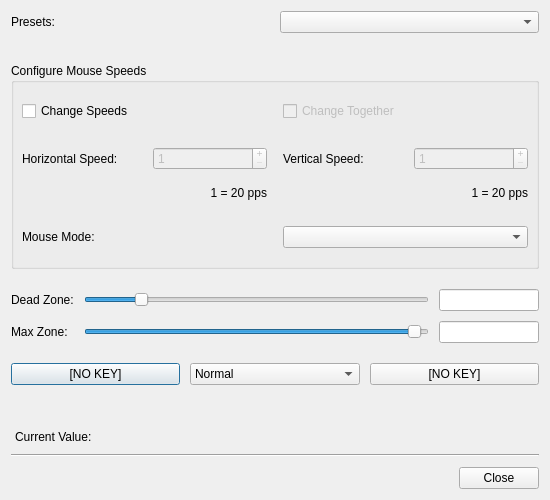
The window that src/axiseditdialog.ui (AntiMicroX/antimicrox) describes before a commit, drawn with Qt 5.
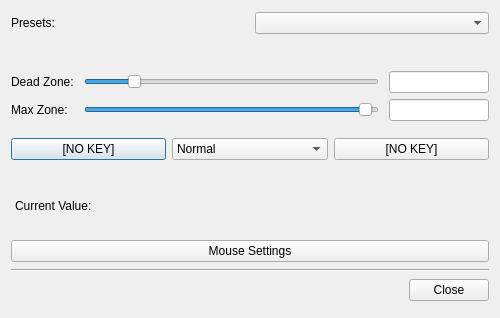
The same window after the commit. Icons and pictures are not drawn. Custom widgets are drawn as their Qt base class.

Commit message: Moved axis mouse settings to new dialog.

Patch:
```diff
--- a/src/axiseditdialog.ui
+++ b/src/axiseditdialog.ui
@@ -6,8 +6,8 @@
    <rect>
     <x>0</x>
     <y>0</y>
-    <width>550</width>
-    <height>500</height>
+    <width>500</width>
+    <height>318</height>
    </rect>
   </property>
   <property name="sizePolicy">
@@ -18,8 +18,8 @@
   </property>
   <property name="minimumSize">
    <size>
-    <width>550</width>
-    <height>500</height>
+    <width>0</width>
+    <height>0</height>
    </size>
   </property>
   <property name="maximumSize">
@@ -37,10 +37,7 @@
   <property name="modal">
    <bool>true</bool>
   </property>
-  <layout class="QVBoxLayout" name="verticalLayout_4">
-   <property name="spacing">
-    <number>10</number>
-   </property>
+  <layout class="QVBoxLayout" name="verticalLayout">
    <item>
     <layout class="QHBoxLayout" name="horizontalLayout_2" stretch="0,0">
      <property name="spacing">
@@ -150,248 +147,6 @@
      </property>
     </spacer>
    </item>
-   <item>
-    <widget class="QGroupBox" name="groupBox">
-     <property name="title">
-      <string>Configure Mouse Speeds</string>
-     </property>
-     <property name="alignment">
-      <set>Qt::AlignLeading|Qt::AlignLeft|Qt::AlignTop</set>
-     </property>
-     <property name="flat">
-      <bool>false</bool>
-     </property>
-     <property name="checkable">
-      <bool>false</bool>
-     </property>
-     <layout class="QVBoxLayout" name="verticalLayout_3">
-      <property name="spacing">
-       <number>16</number>
-      </property>
-      <property name="margin">
-       <number>8</number>
-      </property>
-      <item>
-       <layout class="QHBoxLayout" name="horizontalLayout_6">
-        <property name="topMargin">
-         <number>0</number>
-        </property>
-        <item>
-         <widget class="QCheckBox" name="changeMouseSpeedsCheckBox">
-          <property name="text">
-           <string>Change Speeds</string>
-          </property>
-         </widget>
-        </item>
-        <item>
-         <widget class="QCheckBox" name="changeTogetherCheckBox">
-          <property name="enabled">
-           <bool>false</bool>
-          </property>
-          <property name="text">
-           <string>Change Together</string>
-          </property>
-         </widget>
-        </item>
-       </layout>
-      </item>
-      <item>
-       <layout class="QHBoxLayout" name="horizontalLayout_5">
-        <item>
-         <layout class="QVBoxLayout" name="verticalLayout">
-          <property name="spacing">
-           <number>16</number>
-          </property>
-          <item>
-           <layout class="QHBoxLayout" name="horizontalLayout">
-            <item>
-             <widget class="QLabel" name="label_2">
-              <property name="toolTip">
-               <string>Set the horizontal speed used for both axes buttons.</string>
-              </property>
-              <property name="text">
-               <string>Horizontal Speed:</string>
-              </property>
-             </widget>
-            </item>
-            <item>
-             <widget class="QSpinBox" name="horizontalSpinBox">
-              <property name="enabled">
-               <bool>false</bool>
-              </property>
-              <property name="minimumSize">
-               <size>
-                <width>0</width>
-                <height>20</height>
-               </size>
-              </property>
-              <property name="toolTip">
-               <string/>
-              </property>
-              <property name="wrapping">
-               <bool>false</bool>
-              </property>
-              <property name="frame">
-               <bool>true</bool>
-              </property>
-              <property name="buttonSymbols">
-               <enum>QAbstractSpinBox::PlusMinus</enum>
-              </property>
-              <property name="minimum">
-               <number>1</number>
-              </property>
-              <property name="maximum">
-               <number>300</number>
-              </property>
-             </widget>
-            </item>
-           </layout>
-          </item>
-          <item>
-           <widget class="QLabel" name="horizontalSpeedLabel">
-            <property name="sizePolicy">
-             <sizepolicy hsizetype="Preferred" vsizetype="Fixed">
-              <horstretch>0</horstretch>
-              <verstretch>0</verstretch>
-             </sizepolicy>
-            </property>
-            <property name="minimumSize">
-             <size>
-              <width>140</width>
-              <height>0</height>
-             </size>
-            </property>
-            <property name="maximumSize">
-             <size>
-              <width>16777215</width>
-              <height>16777215</height>
-             </size>
-            </property>
-            <property name="text">
-             <string>1 = 20 pps</string>
-            </property>
-            <property name="alignment">
-             <set>Qt::AlignRight|Qt::AlignTrailing|Qt::AlignVCenter</set>
-            </property>
-           </widget>
-          </item>
-         </layout>
-        </item>
-        <item>
-         <layout class="QVBoxLayout" name="verticalLayout_2">
-          <property name="spacing">
-           <number>16</number>
-          </property>
-          <item>
-           <layout class="QHBoxLayout" name="horizontalLayout_4">
-            <item>
-             <widget class="QLabel" name="label_6">
-              <property name="toolTip">
-               <string>Set the vertical speed for both axes buttons.</string>
-              </property>
-              <property name="text">
-               <string>Vertical Speed:</string>
-              </property>
-             </widget>
-            </item>
-            <item>
-             <widget class="QSpinBox" name="verticalSpinBox">
-              <property name="enabled">
-               <bool>false</bool>
-              </property>
-              <property name="minimumSize">
-               <size>
-                <width>0</width>
-                <height>20</height>
-               </size>
-              </property>
-              <property name="toolTip">
-               <string/>
-              </property>
-              <property name="wrapping">
-               <bool>false</bool>
-              </property>
-              <property name="frame">
-               <bool>true</bool>
-              </property>
-              <property name="buttonSymbols">
-               <enum>QAbstractSpinBox::PlusMinus</enum>
-              </property>
-              <property name="minimum">
-               <number>1</number>
-              </property>
-              <property name="maximum">
-               <number>300</number>
-              </property>
-             </widget>
-            </item>
-           </layout>
-          </item>
-          <item>
-           <widget class="QLabel" name="verticalSpeedLabel">
-            <property name="sizePolicy">
-             <sizepolicy hsizetype="Preferred" vsizetype="Fixed">
-              <horstretch>0</horstretch>
-              <verstretch>0</verstretch>
-             </sizepolicy>
-            </property>
-            <property name="minimumSize">
-             <size>
-              <width>140</width>
-              <height>0</height>
-             </size>
-            </property>
-            <property name="maximumSize">
-             <size>
-              <width>16777215</width>
-              <height>16777215</height>
-             </size>
-            </property>
-            <property name="text">
-             <string>1 = 20 pps</string>
-            </property>
-            <property name="alignment">
-             <set>Qt::AlignRight|Qt::AlignTrailing|Qt::AlignVCenter</set>
-            </property>
-           </widget>
-          </item>
-         </layout>
-        </item>
-       </layout>
-      </item>
-      <item>
-       <layout class="QHBoxLayout" name="horizontalLayout_8">
-        <item>
-         <widget class="QLabel" name="label_5">
-          <property name="text">
-           <string>Mouse Mode:</string>
-          </property>
-         </widget>
-        </item>
-        <item>
-         <widget class="QComboBox" name="mouseModeComboBox">
-          <item>
-           <property name="text">
-            <string/>
-           </property>
-          </item>
-          <item>
-           <property name="text">
-            <string>Cursor</string>
-           </property>
-          </item>
-          <item>
-           <property name="text">
-            <string>Spring</string>
-           </property>
-          </item>
-         </widget>
-        </item>
-       </layout>
-      </item>
-     </layout>
-    </widget>
-   </item>
    <item>
     <layout class="QGridLayout" name="gridLayout">
      <property name="topMargin">
@@ -667,6 +422,34 @@
      </item>
     </layout>
    </item>
+   <item>
+    <spacer name="verticalSpacer_2">
+     <property name="orientation">
+      <enum>Qt::Vertical</enum>
+     </property>
+     <property name="sizeType">
+      <enum>QSizePolicy::Fixed</enum>
+     </property>
+     <property name="sizeHint" stdset="0">
+      <size>
+       <width>20</width>
+       <height>20</height>
+      </size>
+     </property>
+    </spacer>
+   </item>
+   <item>
+    <widget class="QPushButton" name="mouseSettingsPushButton">
+     <property name="text">
+      <string>Mouse Settings</string>
+     </property>
+     <property name="icon">
+      <iconset theme="edit-select">
+       <normaloff/>
+      </iconset>
+     </property>
+    </widget>
+   </item>
    <item>
     <widget class="Line" name="line">
      <property name="orientation">
```
Left out of the diff: 3 changed lines with no effect on the pictures. The commit also changes 17 other files.
